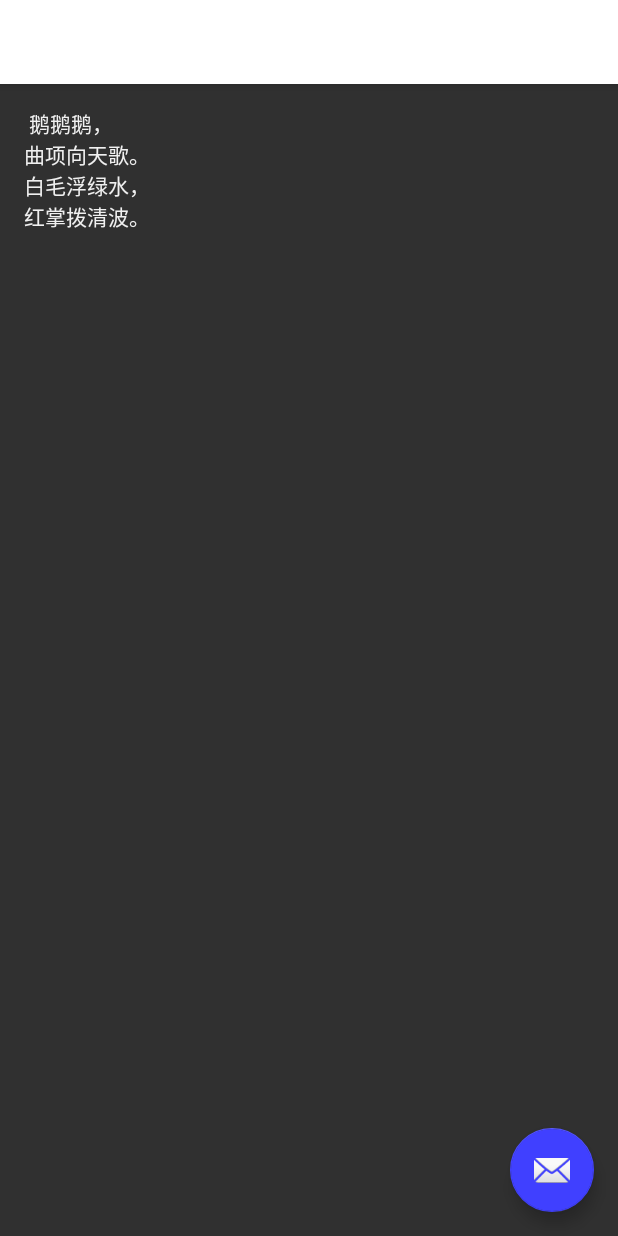
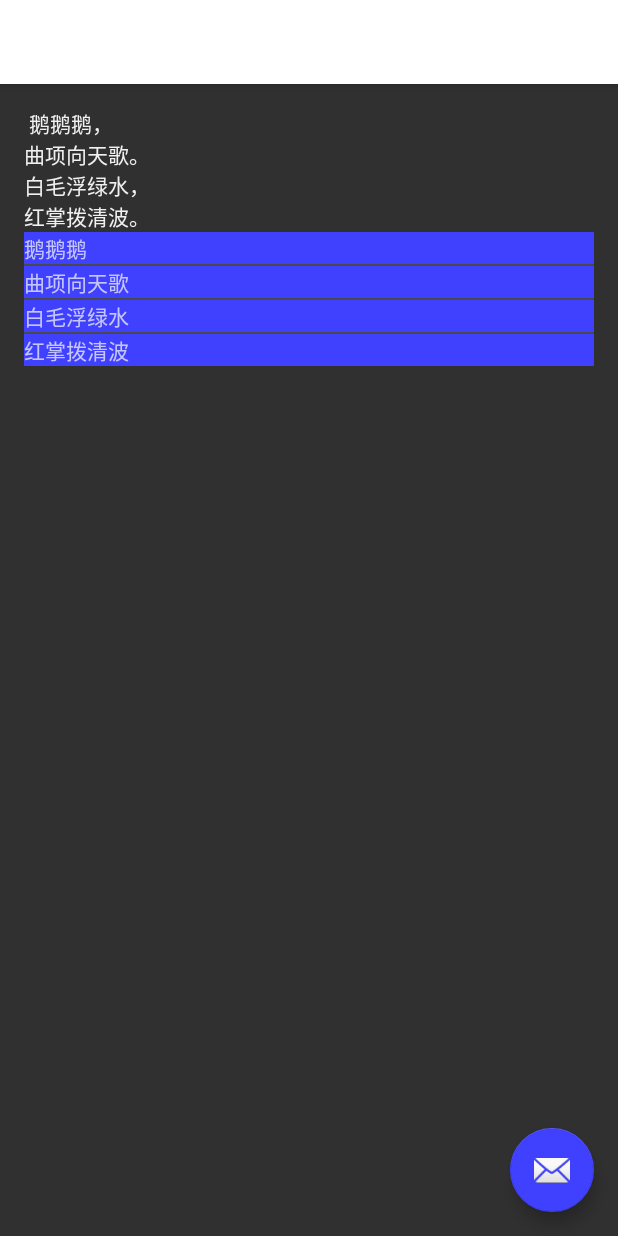
Before and after one commit to achenglike/NightModel, an Android app: the Main2Activity screen opened directly, with no data from a screen before it, on a phone screen of 412 x 824 dp. Run offline under Robolectric (Android 15) with nearby library versions, the phone set to English and light mode, and no system bars.

Commit message:
repair selector will not be replaced when change night/day model

```diff
--- a/nightmodel/build.gradle
+++ b/nightmodel/build.gradle
@@ -22,5 +22,4 @@ dependencies {
     compile fileTree(dir: 'libs', include: ['*.jar'])
     testCompile 'junit:junit:4.12'
     provided 'com.android.support:appcompat-v7:23.2.1'
-    provided 'com.android.support:design:23.2.1'
 }
--- /dev/null
+++ b/nightmodel/src/main/res/values/ids.xml
@@ -0,0 +1,5 @@
+<?xml version="1.0" encoding="utf-8"?>
+<resources>
+    <item name="select_normal" type="id" />
+    <item name="select_pressed" type="id" />
+</resources>
--- a/sample/src/main/AndroidManifest.xml
+++ b/sample/src/main/AndroidManifest.xml
@@ -3,6 +3,7 @@
     package="cn.like.sample">
 
     <application
+        android:name=".AppApplication"
         android:allowBackup="true"
         android:icon="@mipmap/ic_launcher"
         android:label="@string/app_name"
--- a/sample/src/main/java/cn/like/sample/Main2Activity.java
+++ b/sample/src/main/java/cn/like/sample/Main2Activity.java
@@ -5,7 +5,15 @@ import android.support.design.widget.FloatingActionButton;
 import android.support.design.widget.Snackbar;
 import android.support.v7.app.AppCompatActivity;
 import android.support.v7.widget.Toolbar;
+import android.view.LayoutInflater;
 import android.view.View;
+import android.view.ViewGroup;
+import android.widget.BaseAdapter;
+import android.widget.ListView;
+import android.widget.TextView;
+
+import java.util.ArrayList;
+import java.util.List;
 
 public class Main2Activity extends AppCompatActivity {
 
@@ -24,6 +32,43 @@ public class Main2Activity extends AppCompatActivity {
                         .setAction("Action", null).show();
             }
         });
+
+        ListView listView = (ListView) findViewById(R.id.list_view);
+        listView.setAdapter(new SimpleAdapter());
     }
 
+    class SimpleAdapter extends BaseAdapter {
+        List<String> strings = new ArrayList<>();
+
+        public SimpleAdapter() {
+            strings.add("鹅鹅鹅");
+            strings.add("曲项向天歌");
+            strings.add("白毛浮绿水");
+            strings.add("红掌拨清波");
+        }
+
+        @Override
+        public int getCount() {
+            return strings.size();
+        }
+
+        @Override
+        public Object getItem(int position) {
+            return strings.get(position);
+        }
+
+        @Override
+        public long getItemId(int position) {
+            return position;
+        }
+
+        @Override
+        public View getView(int position, View convertView, ViewGroup parent) {
+            if (convertView == null) {
+                convertView = LayoutInflater.from(parent.getContext()).inflate(R.layout.item_layout, null);
+            }
+            ((TextView)convertView).setText((CharSequence) getItem(position));
+            return convertView;
+        }
+    }
 }
--- /dev/null
+++ b/sample/src/main/res/drawable/background.xml
@@ -0,0 +1,7 @@
+<?xml version="1.0" encoding="utf-8"?>
+<selector xmlns:android="http://schemas.android.com/apk/res/android">
+
+    <item android:drawable="@color/colorPrimaryDark" android:state_pressed="true"></item>
+    <item android:drawable="@color/colorAccent"></item>
+
+</selector>
--- a/sample/src/main/res/layout/content_main2.xml
+++ b/sample/src/main/res/layout/content_main2.xml
@@ -13,7 +13,14 @@
     tools:showIn="@layout/activity_main2">
     <TextView
         style="@style/TextStyle"
+        android:id="@+id/text_view"
         android:layout_width="wrap_content"
         android:layout_height="wrap_content"
         android:text="	鹅鹅鹅，\n曲项向天歌。\n白毛浮绿水，\n红掌拨清波。"/>
+    <ListView
+        android:id="@+id/list_view"
+        android:layout_below="@id/text_view"
+        android:listSelector="@android:color/transparent"
+        android:layout_width="match_parent"
+        android:layout_height="wrap_content" />
 </RelativeLayout>
--- /dev/null
+++ b/sample/src/main/res/layout/item_layout.xml
@@ -0,0 +1,7 @@
+<?xml version="1.0" encoding="utf-8"?>
+<TextView xmlns:android="http://schemas.android.com/apk/res/android"
+    android:layout_width="match_parent"
+    android:layout_height="match_parent"
+    android:background="@drawable/background">
+
+</TextView>
```
Also changed, not shown: nightmodel/src/main/java/cn/like/nightmodel/NightModelManager.java (+23 -3 lines), nightmodel/src/main/java/cn/like/nightmodel/attr/AttrType.java (+0 -8 lines), sample/src/main/java/cn/like/sample/MainActivity.java (+4 -4 lines), sample/src/main/res/layout/content_main.xml (+7 -0 lines), 1 other file.
